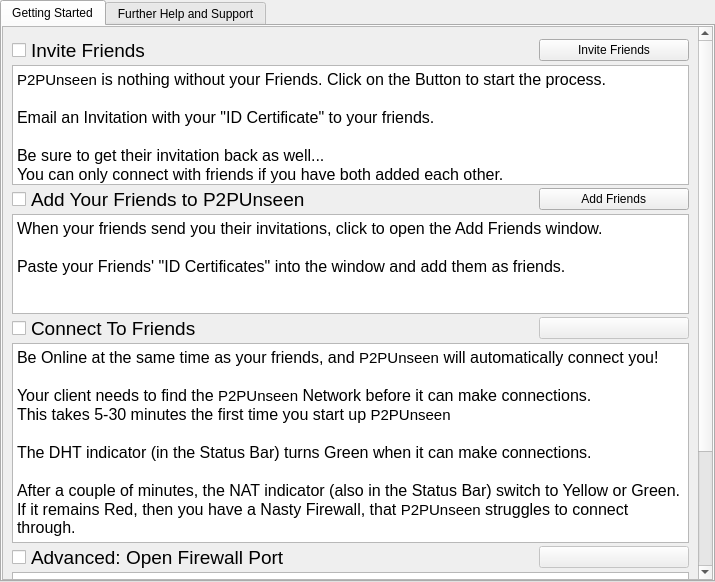
Before: the Qt Designer form retroshare-gui/src/gui/GetStartedDialog.ui in RetroShare/RetroShare, drawn with Qt 5.
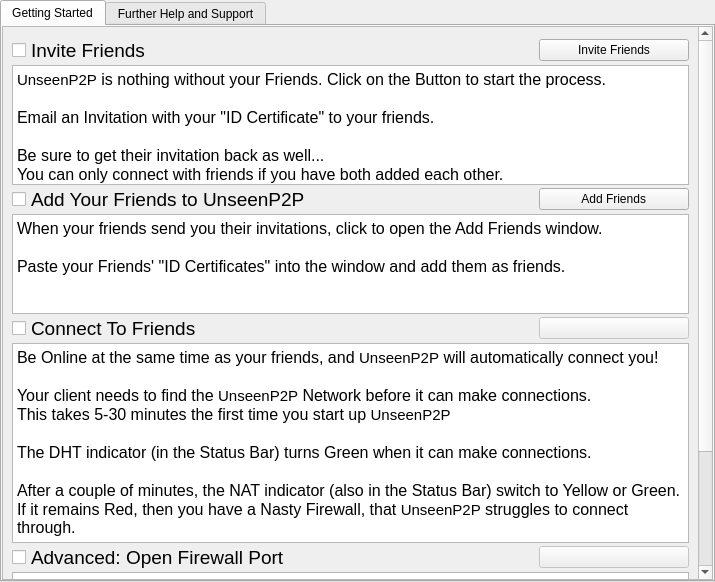
After: the same form once the commit is applied. Icons and pictures are not drawn.

Commit message: Update Unseen name

Diff of the .ui file:
```diff
--- a/retroshare-gui/src/gui/GetStartedDialog.ui
+++ b/retroshare-gui/src/gui/GetStartedDialog.ui
@@ -131,7 +131,7 @@
 &lt;html&gt;&lt;head&gt;&lt;meta name=&quot;qrichtext&quot; content=&quot;1&quot; /&gt;&lt;style type=&quot;text/css&quot;&gt;
 p, li { white-space: pre-wrap; }
 &lt;/style&gt;&lt;/head&gt;&lt;body style=&quot; font-family:'Ubuntu'; font-size:11pt; font-weight:400; font-style:normal;&quot;&gt;
-&lt;p style=&quot; margin-top:0px; margin-bottom:0px; margin-left:0px; margin-right:0px; -qt-block-indent:0; text-indent:0px;&quot;&gt;P2PUnseen&lt;span style=&quot; font-family:'MS Shell Dlg 2'; font-size:12pt;&quot;&gt; is nothing without your Friends. Click on the Button to start the process.&lt;/span&gt;&lt;/p&gt;
+&lt;p style=&quot; margin-top:0px; margin-bottom:0px; margin-left:0px; margin-right:0px; -qt-block-indent:0; text-indent:0px;&quot;&gt;UnseenP2P&lt;span style=&quot; font-family:'MS Shell Dlg 2'; font-size:12pt;&quot;&gt; is nothing without your Friends. Click on the Button to start the process.&lt;/span&gt;&lt;/p&gt;
 &lt;p style=&quot;-qt-paragraph-type:empty; margin-top:0px; margin-bottom:0px; margin-left:0px; margin-right:0px; -qt-block-indent:0; text-indent:0px; font-family:'MS Shell Dlg 2'; font-size:12pt;&quot;&gt;&lt;br /&gt;&lt;/p&gt;
 &lt;p style=&quot; margin-top:0px; margin-bottom:0px; margin-left:0px; margin-right:0px; -qt-block-indent:0; text-indent:0px;&quot;&gt;&lt;span style=&quot; font-family:'MS Shell Dlg 2'; font-size:12pt;&quot;&gt;Email an Invitation with your &amp;quot;ID Certificate&amp;quot; to your friends.&lt;/span&gt;&lt;/p&gt;
 &lt;p style=&quot;-qt-paragraph-type:empty; margin-top:0px; margin-bottom:0px; margin-left:0px; margin-right:0px; -qt-block-indent:0; text-indent:0px; font-family:'MS Shell Dlg 2'; font-size:12pt;&quot;&gt;&lt;br /&gt;&lt;/p&gt;
@@ -158,7 +158,7 @@
                 </font>
                </property>
                <property name="text">
-                <string>Add Your Friends to P2PUnseen</string>
+                <string>Add Your Friends to UnseenP2P</string>
                </property>
                <property name="icon">
                 <iconset resource="images.qrc">
@@ -292,15 +292,15 @@
 &lt;html&gt;&lt;head&gt;&lt;meta name=&quot;qrichtext&quot; content=&quot;1&quot; /&gt;&lt;style type=&quot;text/css&quot;&gt;
 p, li { white-space: pre-wrap; }
 &lt;/style&gt;&lt;/head&gt;&lt;body style=&quot; font-family:'Ubuntu'; font-size:11pt; font-weight:400; font-style:normal;&quot;&gt;
-&lt;p style=&quot; margin-top:0px; margin-bottom:0px; margin-left:0px; margin-right:0px; -qt-block-indent:0; text-indent:0px;&quot;&gt;&lt;span style=&quot; font-family:'MS Shell Dlg 2'; font-size:12pt;&quot;&gt;Be Online at the same time as your friends, and &lt;/span&gt;P2PUnseen&lt;span style=&quot; font-family:'MS Shell Dlg 2'; font-size:12pt;&quot;&gt; will automatically connect you!&lt;/span&gt;&lt;/p&gt;
+&lt;p style=&quot; margin-top:0px; margin-bottom:0px; margin-left:0px; margin-right:0px; -qt-block-indent:0; text-indent:0px;&quot;&gt;&lt;span style=&quot; font-family:'MS Shell Dlg 2'; font-size:12pt;&quot;&gt;Be Online at the same time as your friends, and &lt;/span&gt;UnseenP2P&lt;span style=&quot; font-family:'MS Shell Dlg 2'; font-size:12pt;&quot;&gt; will automatically connect you!&lt;/span&gt;&lt;/p&gt;
 &lt;p style=&quot;-qt-paragraph-type:empty; margin-top:0px; margin-bottom:0px; margin-left:0px; margin-right:0px; -qt-block-indent:0; text-indent:0px; font-family:'MS Shell Dlg 2'; font-size:12pt;&quot;&gt;&lt;br /&gt;&lt;/p&gt;
-&lt;p style=&quot; margin-top:0px; margin-bottom:0px; margin-left:0px; margin-right:0px; -qt-block-indent:0; text-indent:0px;&quot;&gt;&lt;span style=&quot; font-family:'MS Shell Dlg 2'; font-size:12pt;&quot;&gt;Your client needs to find the &lt;/span&gt;P2PUnseen&lt;span style=&quot; font-family:'MS Shell Dlg 2'; font-size:12pt;&quot;&gt; Network before it can make connections.&lt;/span&gt;&lt;/p&gt;
-&lt;p style=&quot; margin-top:0px; margin-bottom:0px; margin-left:0px; margin-right:0px; -qt-block-indent:0; text-indent:0px;&quot;&gt;&lt;span style=&quot; font-family:'MS Shell Dlg 2'; font-size:12pt;&quot;&gt;This takes 5-30 minutes the first time you start up &lt;/span&gt;P2PUnseen&lt;/p&gt;
+&lt;p style=&quot; margin-top:0px; margin-bottom:0px; margin-left:0px; margin-right:0px; -qt-block-indent:0; text-indent:0px;&quot;&gt;&lt;span style=&quot; font-family:'MS Shell Dlg 2'; font-size:12pt;&quot;&gt;Your client needs to find the &lt;/span&gt;UnseenP2P&lt;span style=&quot; font-family:'MS Shell Dlg 2'; font-size:12pt;&quot;&gt; Network before it can make connections.&lt;/span&gt;&lt;/p&gt;
+&lt;p style=&quot; margin-top:0px; margin-bottom:0px; margin-left:0px; margin-right:0px; -qt-block-indent:0; text-indent:0px;&quot;&gt;&lt;span style=&quot; font-family:'MS Shell Dlg 2'; font-size:12pt;&quot;&gt;This takes 5-30 minutes the first time you start up &lt;/span&gt;UnseenP2P&lt;/p&gt;
 &lt;p style=&quot;-qt-paragraph-type:empty; margin-top:0px; margin-bottom:0px; margin-left:0px; margin-right:0px; -qt-block-indent:0; text-indent:0px; font-family:'MS Shell Dlg 2'; font-size:12pt;&quot;&gt;&lt;br /&gt;&lt;/p&gt;
 &lt;p style=&quot; margin-top:0px; margin-bottom:0px; margin-left:0px; margin-right:0px; -qt-block-indent:0; text-indent:0px;&quot;&gt;&lt;span style=&quot; font-family:'MS Shell Dlg 2'; font-size:12pt;&quot;&gt;The DHT indicator (in the Status Bar) turns Green when it can make connections.&lt;/span&gt;&lt;/p&gt;
 &lt;p style=&quot;-qt-paragraph-type:empty; margin-top:0px; margin-bottom:0px; margin-left:0px; margin-right:0px; -qt-block-indent:0; text-indent:0px; font-family:'MS Shell Dlg 2'; font-size:12pt;&quot;&gt;&lt;br /&gt;&lt;/p&gt;
 &lt;p style=&quot; margin-top:0px; margin-bottom:0px; margin-left:0px; margin-right:0px; -qt-block-indent:0; text-indent:0px;&quot;&gt;&lt;span style=&quot; font-family:'MS Shell Dlg 2'; font-size:12pt;&quot;&gt;After a couple of minutes, the NAT indicator (also in the Status Bar) switch to Yellow or Green.&lt;/span&gt;&lt;/p&gt;
-&lt;p style=&quot; margin-top:0px; margin-bottom:0px; margin-left:0px; margin-right:0px; -qt-block-indent:0; text-indent:0px;&quot;&gt;&lt;span style=&quot; font-family:'MS Shell Dlg 2'; font-size:12pt;&quot;&gt;If it remains Red, then you have a Nasty Firewall, that &lt;/span&gt;P2PUnseen&lt;span style=&quot; font-family:'MS Shell Dlg 2'; font-size:12pt;&quot;&gt; struggles to connect through.&lt;/span&gt;&lt;/p&gt;
+&lt;p style=&quot; margin-top:0px; margin-bottom:0px; margin-left:0px; margin-right:0px; -qt-block-indent:0; text-indent:0px;&quot;&gt;&lt;span style=&quot; font-family:'MS Shell Dlg 2'; font-size:12pt;&quot;&gt;If it remains Red, then you have a Nasty Firewall, that &lt;/span&gt;UnseenP2P&lt;span style=&quot; font-family:'MS Shell Dlg 2'; font-size:12pt;&quot;&gt; struggles to connect through.&lt;/span&gt;&lt;/p&gt;
 &lt;p style=&quot;-qt-paragraph-type:empty; margin-top:0px; margin-bottom:0px; margin-left:0px; margin-right:0px; -qt-block-indent:0; text-indent:0px; font-family:'MS Shell Dlg 2'; font-size:12pt;&quot;&gt;&lt;br /&gt;&lt;/p&gt;
 &lt;p style=&quot; margin-top:0px; margin-bottom:0px; margin-left:0px; margin-right:0px; -qt-block-indent:0; text-indent:0px;&quot;&gt;&lt;span style=&quot; font-family:'MS Shell Dlg 2'; font-size:12pt;&quot;&gt;Look in the Further Help section for more advice about connecting.&lt;/span&gt;&lt;/p&gt;&lt;/body&gt;&lt;/html&gt;</string>
                </property>
```
Left out of the diff: 10 changed lines with no effect on the pictures. The commit also changes 107 other files.
